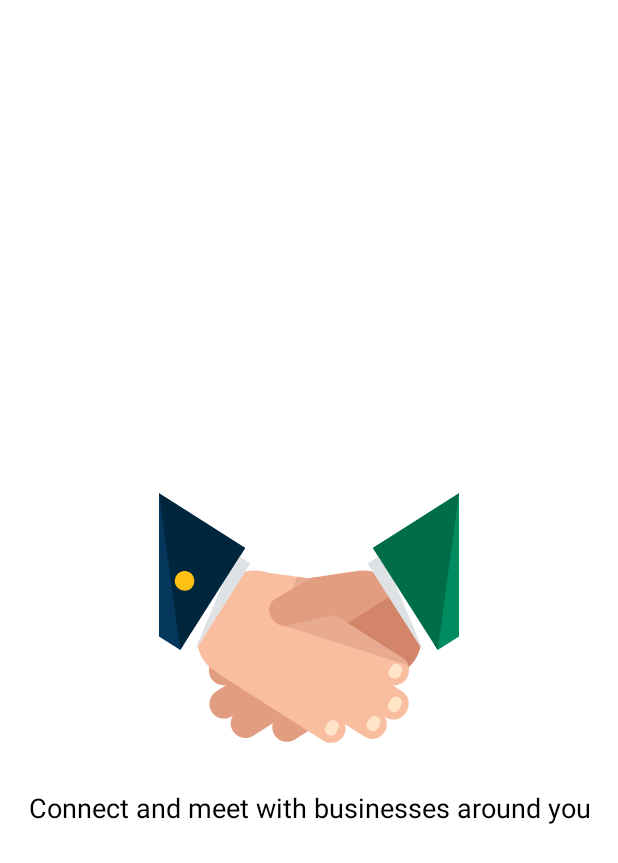
After one commit to smilecs/calabarpages, an Android app: the layout splash1.xml on its own in the app's theme, with its tools: preview values and no code run, on a phone screen of 412 x 824 dp. The commit adds this screen. Shown: the top 863 px of the screen. Run offline under Robolectric (Android 15) with nearby library versions, the phone set to English and light mode, and no system bars.

Commit message:
pid error

```diff
--- a/app/build.gradle
+++ b/app/build.gradle
@@ -11,8 +11,9 @@ android {
         applicationId "ng.com.calabaryellowpages"
         minSdkVersion 16
         targetSdkVersion 25
-        versionCode 10
-        versionName "1.1.5"
+        versionCode 11
+        versionName "1.1.6"
+        vectorDrawables.useSupportLibrary = true
     }
     buildTypes {
         release {
@@ -37,6 +38,7 @@ dependencies {
     compile 'com.google.firebase:firebase-ads:10.0.1'
     compile 'com.google.firebase:firebase-messaging:10.0.1'
     compile 'com.facebook.android:facebook-android-sdk:[4,5)'
+    compile 'com.github.paolorotolo:appintro:4.1.0'
 
 
 }
--- a/app/src/main/AndroidManifest.xml
+++ b/app/src/main/AndroidManifest.xml
@@ -116,7 +116,9 @@
             </intent-filter>
         </service>
 
-        <activity android:name=".Splash"></activity>
+        <activity android:name=".Splash" />
+        <activity android:name=".IntroAcitvity" />
+        <activity android:name=".intro"></activity>
     </application>
 
 </manifest>
--- a/app/src/main/java/ng/com/calabaryellowpages/FacebookActivity.java
+++ b/app/src/main/java/ng/com/calabaryellowpages/FacebookActivity.java
@@ -76,6 +76,8 @@ public class FacebookActivity extends AppCompatActivity implements
         bar = (ProgressBar) findViewById(R.id.progressGmail);
         splash_text = (TextView) findViewById(R.id.splash_text);
         image = (ImageView) findViewById(R.id.splash);
+        preferences = getSharedPreferences("app", MODE_PRIVATE);
+        editor = preferences.edit();
         //image.setBackgroundResource();
         volley = volleySingleton.getsInstance();
         requestQueue = volley.getmRequestQueue();
@@ -141,8 +143,7 @@ public class FacebookActivity extends AppCompatActivity implements
 
 
         //loginButton.setFragment(this);
-        preferences = getSharedPreferences("app", MODE_PRIVATE);
-        editor = preferences.edit();
+
 
         GoogleSignInOptions gso = new GoogleSignInOptions.Builder(GoogleSignInOptions.DEFAULT_SIGN_IN)
                 .requestIdToken("110934577974-9cdrom3gs21bk9164qndps0p6hhebe39.apps.googleusercontent.com")
--- a/app/src/main/java/ng/com/calabaryellowpages/tabbed.java
+++ b/app/src/main/java/ng/com/calabaryellowpages/tabbed.java
@@ -72,7 +72,7 @@ public class tabbed extends AppCompatActivity {
         preferences = getSharedPreferences("app", MODE_PRIVATE);
         editor = preferences.edit();
         if(preferences.getBoolean("isnotlogged", true)){
-            Intent intent = new Intent(this, FacebookActivity.class);
+            Intent intent = new Intent(this, intro.class);
             startActivity(intent);
             finish();
         }
--- /dev/null
+++ b/app/src/main/res/layout/splash1.xml
@@ -0,0 +1,28 @@
+<?xml version="1.0" encoding="utf-8"?>
+<RelativeLayout xmlns:android="http://schemas.android.com/apk/res/android"
+    xmlns:app="http://schemas.android.com/apk/res-auto"
+    android:orientation="vertical" android:layout_width="match_parent"
+    android:background="#fff"
+    android:layout_height="match_parent">
+
+    <ImageView
+        android:layout_width="200dp"
+        android:layout_height="200dp"
+        app:srcCompat="@drawable/ic_deal"
+        android:layout_centerHorizontal="true"
+        android:layout_centerVertical="true"
+        android:id="@+id/imageView2" />
+
+    <TextView
+        android:text="Connect and meet with businesses around you"
+        android:layout_width="wrap_content"
+        android:layout_height="wrap_content"
+        android:layout_below="@+id/imageView2"
+        android:layout_centerHorizontal="true"
+        android:layout_marginTop="14dp"
+        android:textAppearance="?android:textAppearanceMedium"
+        android:textAlignment="center"
+        android:textColor="@color/colorPrimaryDark"
+        android:id="@+id/textView2" />
+
+</RelativeLayout>
```
Also changed, not shown: app/src/main/java/ng/com/calabaryellowpages/SampleSlide.java (added, +43 -0 lines), app/src/main/java/ng/com/calabaryellowpages/intro.java (added, +66 -0 lines), app/src/main/res/layout/splash2.xml (added, +27 -0 lines), 1 other file.
